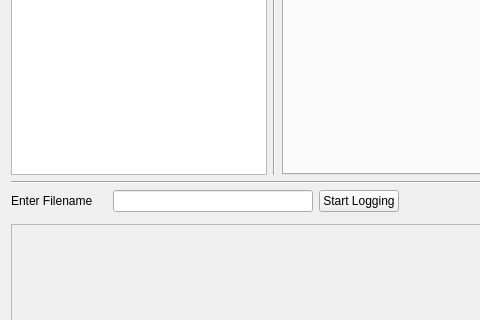
First picture: the form in canaconda_mainwindow.ui, repository xela144/CANaconda, before the edit; both pictures show x 0 to 480 and y 317 to 637 of the 1095 by 778 pixel window.
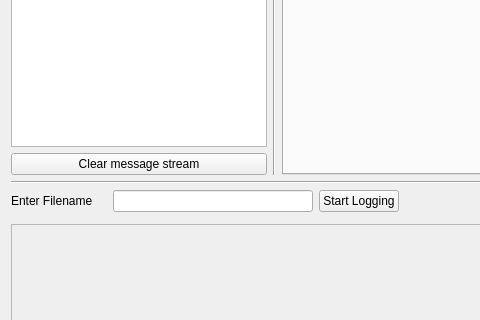
Second picture: the form after the edit.

Commit message: Allow user to clear the filter table and message stream. Issue #74

```diff
--- a/canaconda_mainwindow.ui
+++ b/canaconda_mainwindow.ui
@@ -130,6 +130,13 @@
           </property>
          </widget>
         </item>
+        <item>
+         <widget class="QPushButton" name="buttonClearMessageStream">
+          <property name="text">
+           <string>Clear message stream</string>
+          </property>
+         </widget>
+        </item>
        </layout>
       </item>
       <item>
```
The commit also changes 2 other files.
